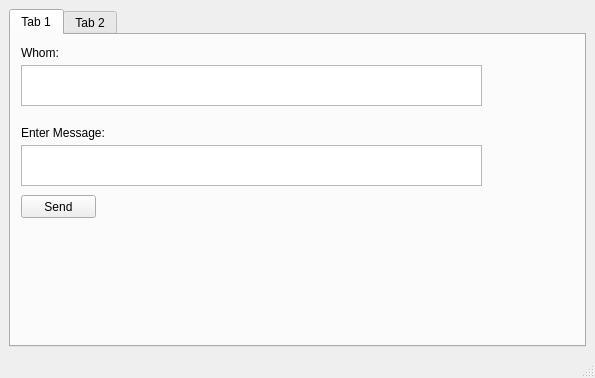
Above: Application-VT/client/QT_GUI/chat_v1.ui from Ovsienko023/VTerminale before the change. Below: the same form after it.
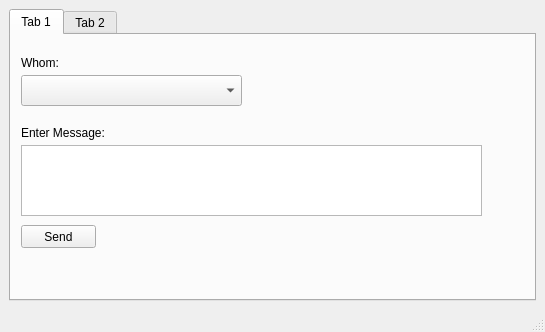
That is the form after the change.

Commit message: mod GUI QT

```diff
--- a/Application-VT/client/QT_GUI/chat_v1.ui
+++ b/Application-VT/client/QT_GUI/chat_v1.ui
@@ -6,8 +6,8 @@
    <rect>
     <x>0</x>
     <y>0</y>
-    <width>595</width>
-    <height>378</height>
+    <width>545</width>
+    <height>332</height>
    </rect>
   </property>
   <property name="windowTitle">
@@ -28,7 +28,7 @@
         <property name="geometry">
          <rect>
           <x>10</x>
-          <y>160</y>
+          <y>190</y>
           <width>75</width>
           <height>23</height>
          </rect>
@@ -43,7 +43,7 @@
           <x>10</x>
           <y>110</y>
           <width>461</width>
-          <height>41</height>
+          <height>71</height>
          </rect>
         </property>
        </widget>
@@ -64,7 +64,7 @@
         <property name="geometry">
          <rect>
           <x>10</x>
-          <y>10</y>
+          <y>20</y>
           <width>91</width>
           <height>16</height>
          </rect>
@@ -73,13 +73,13 @@
          <string>Whom:</string>
         </property>
        </widget>
-       <widget class="QTextEdit" name="writeMessage_2">
+       <widget class="QComboBox" name="comboBox">
         <property name="geometry">
          <rect>
           <x>10</x>
-          <y>30</y>
-          <width>461</width>
-          <height>41</height>
+          <y>40</y>
+          <width>221</width>
+          <height>31</height>
          </rect>
         </property>
        </widget>
```
Left out of the diff: 8 changed lines with no effect on the pictures. The commit also changes 6 other files.
